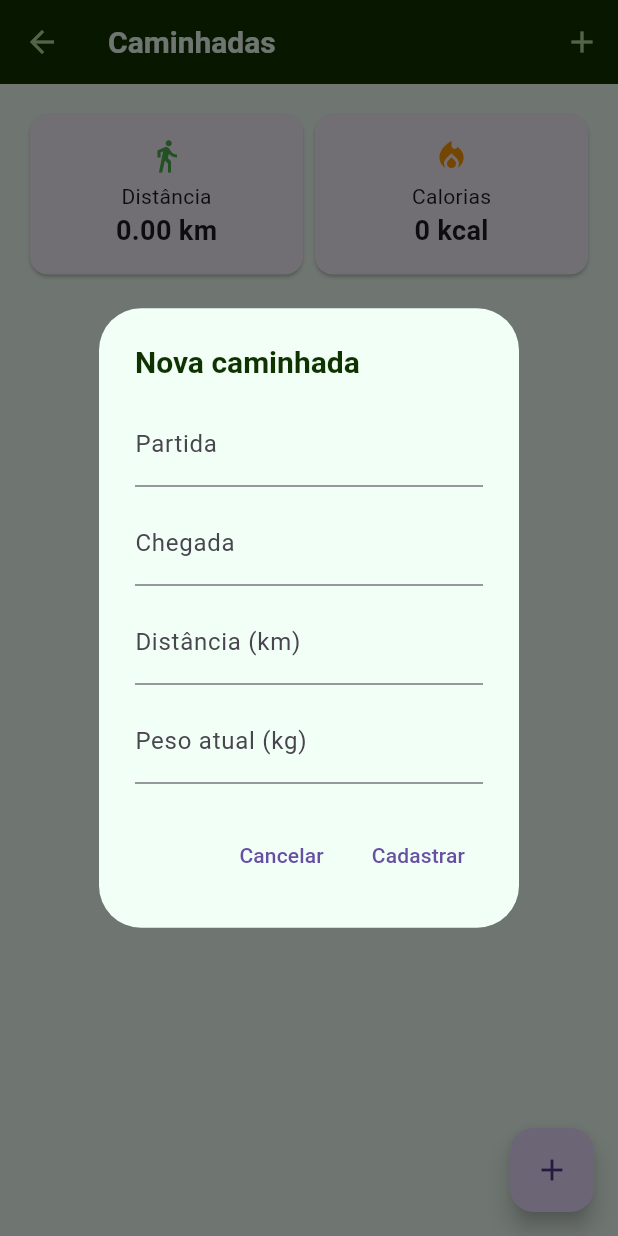
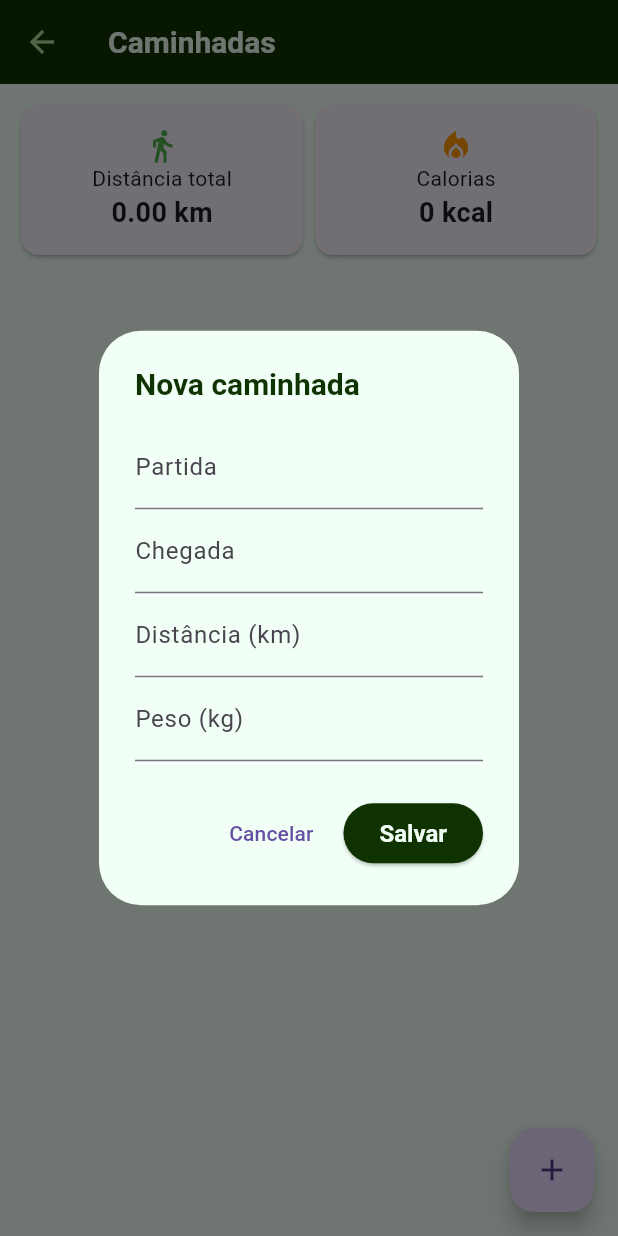
Before and after one commit to nickfelisbelo/caminhada, a Flutter app: the Home screen opened directly, after a tap on the "add" icon, on a phone screen of 412 x 824 dp. Run offline on Flutter 3.47's test engine with Material 3 defaults, Android fonts, the phone set to English and light mode, and no system bars; Roboto replaces fonts that are missing (PatrickHand).

Commit message:
novo apk

```diff
--- a/lib/ui/home.dart
+++ b/lib/ui/home.dart
@@ -1,99 +1,83 @@
+import 'package:flutter/material.dart';
+import '../models/caminhada.dart';
 import '../root/file.dart';
-import '../models/caminhada.dart';
-import 'package:flutter/material.dart';
 
 class Home extends StatefulWidget {
   const Home({super.key});
-
   @override
   State<Home> createState() => _HomeState();
 }
 
 class _HomeState extends State<Home> {
   List<Caminhada> caminhadas = [];
-
   @override
   void initState() {
     super.initState();
     carregarDados();
   }
 
-  // CARREGAR DADOS DO ARQUIVO
   void carregarDados() async {
-    String conteudo = await GerenciarArquivo.abrir();
-
-    if (conteudo.trim().isEmpty) {
-      return;
-    }
-
-    List<String> linhas = conteudo
+    final arquivo = await GerenciarArquivo.abrir();
+    if (arquivo.isEmpty) return;
+    setState(() {
+      caminhadas = arquivo
           .split('\n')
-        .where((linha) => linha.trim().isNotEmpty)
+          .where((linha) => linha.isNotEmpty)
+          .map((linha) => Caminhada.fromCSV(linha))
           .toList();
-
-    setState(() {
-      caminhadas = linhas.map((linha) => Caminhada.fromCSV(linha)).toList();
     });
   }
 
-  // SALVAR DADOS
   void salvarDados() {
-    String conteudo = caminhadas
-        .map((caminhada) => caminhada.toCSV())
-        .join('\n');
-
-    GerenciarArquivo.salvar(conteudo);
+    final dados = caminhadas.map((c) => c.toCSV()).join('\n');
+    GerenciarArquivo.salvar(dados);
   }
 
-  // CALCULAR CALORIAS
-  double calcularCalorias(Caminhada caminhada) {
+  double calorias(Caminhada caminhada) {
     return 0.7 * caminhada.peso * caminhada.distancia;
+  }
+
+  double distanciaTotal() {
+    return caminhadas.fold(
+      0,
+      (total, caminhada) => total + caminhada.distancia,
+    );
+  }
+
+  double caloriasTotais() {
+    return caminhadas.fold(
+      0,
+      (total, caminhada) => total + calorias(caminhada),
+    );
   }
 
   @override
   Widget build(BuildContext context) {
-    double caloriasTotais = caminhadas.fold(
-      0,
-      (total, caminhada) => total + calcularCalorias(caminhada),
+    return Scaffold(
+      appBar: AppBar(title: const Text('Caminhadas')),
+      body: Column(children: [resumo(), lista()]),
+      floatingActionButton: FloatingActionButton(
+        onPressed: cadastrar,
+        child: const Icon(Icons.add),
+      ),
     );
+  }
 
-    double distanciaTotal = caminhadas.fold(
-      0,
-      (total, caminhada) => total + caminhada.distancia,
-    );
-
-    return Scaffold(
-      appBar: AppBar(
-        title: const Text("Caminhadas"),
-        actions: [
-          IconButton(onPressed: cadastrar, icon: const Icon(Icons.add)),
-        ],
-      ),
-
-      body: Column(
-        children: [
-          // RESUMO
-          Padding(
-            padding: const EdgeInsets.all(16),
+  Widget resumo() {
+    return Padding(
+      padding: const EdgeInsets.all(10),
       child: Row(
         children: [
           Expanded(
             child: Card(
               child: Padding(
-                      padding: const EdgeInsets.all(16),
+                padding: const EdgeInsets.all(15),
                 child: Column(
                   children: [
-                          const Icon(
-                            Icons.directions_walk,
-                            color: Colors.green,
-                          ),
-
-                          const SizedBox(height: 5),
-
-                          const Text("Distância"),
-
+                    const Icon(Icons.directions_walk, color: Colors.green),
+                    const Text('Distância total'),
                     Text(
-                            "${distanciaTotal.toStringAsFixed(2)} km",
+                      '${distanciaTotal().toStringAsFixed(2)} km',
                       style: const TextStyle(
                         fontSize: 18,
                         fontWeight: FontWeight.bold,
@@ -104,24 +88,19 @@ class _HomeState extends State<Home> {
               ),
             ),
           ),
-
           Expanded(
             child: Card(
               child: Padding(
-                      padding: const EdgeInsets.all(16),
+                padding: const EdgeInsets.all(15),
                 child: Column(
                   children: [
                     const Icon(
                       Icons.local_fire_department,
                       color: Colors.orange,
                     ),
-
-                          const SizedBox(height: 5),
-
-                          const Text("Calorias"),
-
+                    const Text('Calorias'),
                     Text(
-                            "${caloriasTotais.toStringAsFixed(0)} kcal",
+                      '${caloriasTotais().toStringAsFixed(0)} kcal',
                       style: const TextStyle(
                         fontSize: 18,
                         fontWeight: FontWeight.bold,
@@ -134,215 +113,186 @@ class _HomeState extends State<Home> {
           ),
         ],
       ),
-          ),
+    );
+  }
 
-          // LISTA
-          Expanded(
-            child: caminhadas.isEmpty
-                ? const Center(
-                    child: Text(
-                      "Nenhuma caminhada cadastrada.",
-                      style: TextStyle(fontSize: 18),
-                    ),
-                  )
-                : ListView.separated(
-                    padding: const EdgeInsets.all(10),
-
+  Widget lista() {
+    if (caminhadas.isEmpty) {
+      return const Expanded(
+        child: Center(child: Text('Nenhuma caminhada cadastrada.')),
+      );
+    }
+    return Expanded(
+      child: ListView.builder(
         itemCount: caminhadas.length,
-
-                    separatorBuilder: (_, _) => const Divider(),
-
         itemBuilder: (context, i) {
           final caminhada = caminhadas[i];
-
-                      final calorias = calcularCalorias(caminhada);
-
-                      return ListTile(
-                        leading: const CircleAvatar(
-                          child: Icon(Icons.directions_walk),
+          return Card(
+            margin: const EdgeInsets.symmetric(horizontal: 10, vertical: 5),
+            child: ListTile(
+              onTap: () => editar(i),
+              leading: const CircleAvatar(child: Icon(Icons.directions_walk)),
+              title: Text('${caminhada.partida} → ${caminhada.chegada}'),
+              subtitle: Text(
+                '${caminhada.data}\n'
+                '${caminhada.distancia.toStringAsFixed(2)} km • '
+                '${caminhada.peso.toStringAsFixed(1)} kg • '
+                '${calorias(caminhada).toStringAsFixed(1)} kcal',
               ),
-
-                        title: Text(
-                          "${caminhada.partida} → ${caminhada.chegada}",
-                        ),
-
-                        subtitle: Text(
-                          "${caminhada.data}\n"
-                          "Distância: "
-                          "${caminhada.distancia.toStringAsFixed(2)} km\n"
-                          "Peso: "
-                          "${caminhada.peso.toStringAsFixed(1)} kg\n"
-                          "Calorias: "
-                          "${calorias.toStringAsFixed(1)} kcal",
-                        ),
-
               isThreeLine: true,
-
               trailing: IconButton(
                 onPressed: () => excluir(i),
                 icon: const Icon(Icons.delete, color: Colors.red),
               ),
+            ),
           );
         },
-                  ),
-          ),
-        ],
-      ),
-
-      floatingActionButton: FloatingActionButton(
-        onPressed: cadastrar,
-        child: const Icon(Icons.add),
       ),
     );
   }
 
-  // CADASTRAR CAMINHADA
   void cadastrar() {
-    final partidaController = TextEditingController();
+    mostrarModal();
+  }
 
-    final chegadaController = TextEditingController();
+  void editar(int indice) {
+    mostrarModal(indice: indice);
+  }
 
-    final distanciaController = TextEditingController();
-
-    final pesoController = TextEditingController();
-
+  void mostrarModal({int? indice}) {
+    Caminhada? caminhada;
+    if (indice != null) {
+      caminhada = caminhadas[indice];
+    }
+    final partida = TextEditingController(text: caminhada?.partida ?? '');
+    final chegada = TextEditingController(text: caminhada?.chegada ?? '');
+    final distancia = TextEditingController(
+      text: caminhada?.distancia.toString() ?? '',
+    );
+    final peso = TextEditingController(text: caminhada?.peso.toString() ?? '');
     showDialog(
       context: context,
-      builder: (context) => AlertDialog(
-        title: const Text("Nova caminhada"),
-
+      builder: (context) {
+        return AlertDialog(
+          title: Text(indice == null ? 'Nova caminhada' : 'Editar caminhada'),
           content: SingleChildScrollView(
             child: Column(
               mainAxisSize: MainAxisSize.min,
               children: [
                 TextField(
-                controller: partidaController,
-                decoration: const InputDecoration(
-                  labelText: "Partida",
-                  hintText: "Ex: Minha casa",
+                  controller: partida,
+                  decoration: const InputDecoration(labelText: 'Partida'),
                 ),
+                TextField(
+                  controller: chegada,
+                  decoration: const InputDecoration(labelText: 'Chegada'),
                 ),
-
-              const SizedBox(height: 10),
-
                 TextField(
-                controller: chegadaController,
-                decoration: const InputDecoration(
-                  labelText: "Chegada",
-                  hintText: "Ex: Parque",
-                ),
-              ),
-
-              const SizedBox(height: 10),
-
-              TextField(
-                controller: distanciaController,
+                  controller: distancia,
                   keyboardType: const TextInputType.numberWithOptions(
                     decimal: true,
                   ),
                   decoration: const InputDecoration(
-                  labelText: "Distância (km)",
-                  hintText: "Ex: 4.5",
+                    labelText: 'Distância (km)',
                   ),
                 ),
-
-              const SizedBox(height: 10),
-
                 TextField(
-                controller: pesoController,
+                  controller: peso,
                   keyboardType: const TextInputType.numberWithOptions(
                     decimal: true,
                   ),
-                decoration: const InputDecoration(
-                  labelText: "Peso atual (kg)",
-                  hintText: "Ex: 69",
-                ),
+                  decoration: const InputDecoration(labelText: 'Peso (kg)'),
                 ),
               ],
             ),
           ),
-
           actions: [
             TextButton(
               onPressed: () {
                 Navigator.pop(context);
               },
-            child: const Text("Cancelar"),
+              child: const Text('Cancelar'),
             ),
-
-          TextButton(
+            ElevatedButton(
               onPressed: () {
-              double? distancia = double.tryParse(
-                distanciaController.text.replaceAll(',', '.'),
+                salvarCaminhada(
+                  indice,
+                  caminhada,
+                  partida.text,
+                  chegada.text,
+                  distancia.text,
+                  peso.text,
                 );
-
-              double? peso = double.tryParse(
-                pesoController.text.replaceAll(',', '.'),
-              );
-
-              if (partidaController.text.isEmpty ||
-                  chegadaController.text.isEmpty ||
-                  distancia == null ||
-                  peso == null) {
-                return;
-              }
-
-              String data = DateTime.now().toString().substring(0, 16);
-
-              setState(() {
-                caminhadas.add(
-                  Caminhada(
-                    data: data,
-                    partida: partidaController.text,
-                    chegada: chegadaController.text,
-                    distancia: distancia,
-                    peso: peso,
-                  ),
-                );
-              });
-
-              salvarDados();
-
                 Navigator.pop(context);
               },
-            child: const Text("Cadastrar"),
+              child: const Text('Salvar'),
             ),
           ],
-      ),
+        );
+      },
     );
   }
 
-  // EXCLUIR
+  void salvarCaminhada(
+    int? indice,
+    Caminhada? antiga,
+    String partida,
+    String chegada,
+    String distanciaTexto,
+    String pesoTexto,
+  ) {
+    final distanciaValor = double.tryParse(distanciaTexto.replaceAll(',', '.'));
+    final pesoValor = double.tryParse(pesoTexto.replaceAll(',', '.'));
+    if (partida.isEmpty ||
+        chegada.isEmpty ||
+        distanciaValor == null ||
+        pesoValor == null) {
+      return;
+    }
+    final nova = Caminhada(
+      data: antiga?.data ?? DateTime.now().toString().substring(0, 16),
+      partida: partida,
+      chegada: chegada,
+      distancia: distanciaValor,
+      peso: pesoValor,
+    );
+    setState(() {
+      if (indice == null) {
+        caminhadas.add(nova);
+      } else {
+        caminhadas[indice] = nova;
+      }
+    });
+    salvarDados();
+  }
+
   void excluir(int indice) {
     showDialog(
       context: context,
-      builder: (context) => AlertDialog(
-        title: const Text("Excluir caminhada"),
-
-        content: const Text("Deseja realmente excluir esta caminhada?"),
-
+      builder: (context) {
+        return AlertDialog(
+          title: const Text('Excluir caminhada'),
+          content: const Text('Deseja realmente excluir esta caminhada?'),
           actions: [
             TextButton(
               onPressed: () {
                 Navigator.pop(context);
               },
-            child: const Text("Cancelar"),
+              child: const Text('Cancelar'),
             ),
-
             TextButton(
               onPressed: () {
                 setState(() {
                   caminhadas.removeAt(indice);
                 });
-
                 salvarDados();
-
                 Navigator.pop(context);
               },
-            child: const Text("Excluir", style: TextStyle(color: Colors.red)),
+              child: const Text('Excluir', style: TextStyle(color: Colors.red)),
             ),
           ],
-      ),
+        );
+      },
     );
   }
 }
```
Lines whose indentation alone changed are shown as unchanged.
